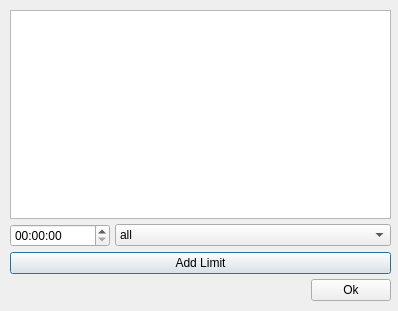
First picture: the form in limits.ui, repository alexanderskorokhodov/AppTime, before the edit.
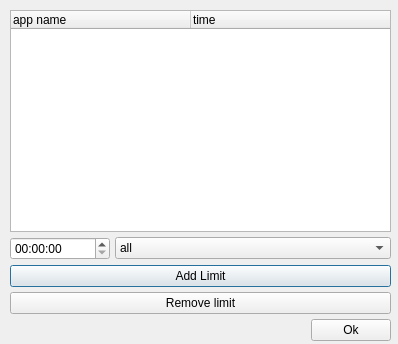
Second picture: the form after the edit.

Commit message: fix limit time

```diff
--- a/limits.ui
+++ b/limits.ui
@@ -7,7 +7,7 @@
     <x>0</x>
     <y>0</y>
     <width>398</width>
-    <height>311</height>
+    <height>344</height>
    </rect>
   </property>
   <property name="windowTitle">
@@ -19,7 +19,7 @@
      <x>10</x>
      <y>10</y>
      <width>381</width>
-     <height>291</height>
+     <height>331</height>
     </rect>
    </property>
    <layout class="QVBoxLayout" name="LimitsLayout">
@@ -30,7 +30,24 @@
      <enum>QLayout::SetDefaultConstraint</enum>
     </property>
     <item>
-     <widget class="QColumnView" name="limitsView"/>
+     <widget class="QTreeWidget" name="limitsView">
+      <attribute name="headerDefaultSectionSize">
+       <number>180</number>
+      </attribute>
+      <attribute name="headerMinimumSectionSize">
+       <number>180</number>
+      </attribute>
+      <column>
+       <property name="text">
+        <string>app name</string>
+       </property>
+      </column>
+      <column>
+       <property name="text">
+        <string>time</string>
+       </property>
+      </column>
+     </widget>
     </item>
     <item>
      <layout class="QHBoxLayout" name="horizontalLayout_2">
@@ -62,6 +79,13 @@
       </property>
      </widget>
     </item>
+    <item>
+     <widget class="QPushButton" name="removeLimitButton">
+      <property name="text">
+       <string>Remove limit</string>
+      </property>
+     </widget>
+    </item>
     <item>
      <layout class="QHBoxLayout" name="horizontalLayout">
       <item>
```
The commit also changes 5 other files.
